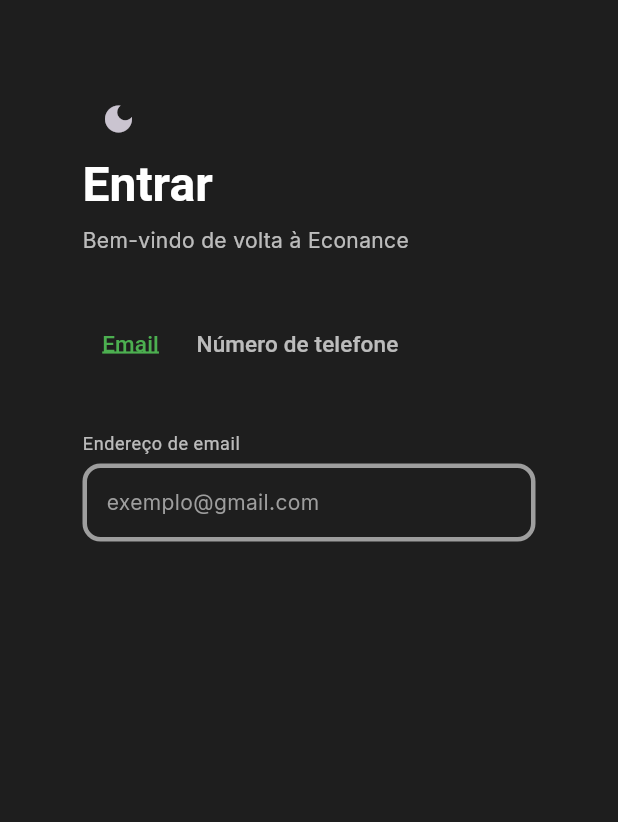
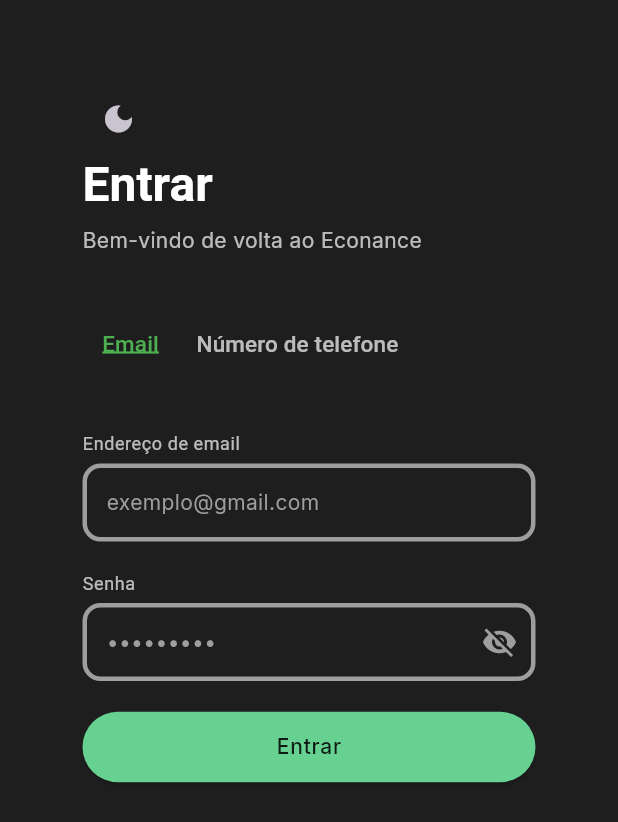
Before and after one commit to omatheusolegario/econance-app, a Flutter app: the Login screen opened by its route, on a phone screen of 412 x 824 dp. Shown: the top 822 px of the screen. Run offline on Flutter 3.47's test engine with Material 3 defaults, Android fonts, the phone set to English and light mode, and no system bars; our stand-ins replace carousel_slider, firebase_auth, firebase_core, google_fonts, mask_text_input_formatter; accounts and stored records are empty.

Commit message:
translating login screen

```diff
--- a/lib/l10n/app_en.arb
+++ b/lib/l10n/app_en.arb
@@ -12,5 +12,7 @@
   "emailaddress": "Email address",
   "emailinput": "Enter your email",
   "phoneinput": "Enter your phone number",
-  "templateemail": "example@gmail.com"
+  "templateemail": "example@gmail.com",
+  "password": "Password",
+  "passwordinput": "•••••••••"
 }
--- a/lib/l10n/app_localizations.dart
+++ b/lib/l10n/app_localizations.dart
@@ -178,6 +178,18 @@ abstract class AppLocalizations {
   /// In en, this message translates to:
   /// **'example@gmail.com'**
   String get templateemail;
+
+  /// No description provided for @password.
+  ///
+  /// In en, this message translates to:
+  /// **'Password'**
+  String get password;
+
+  /// No description provided for @passwordinput.
+  ///
+  /// In en, this message translates to:
+  /// **'•••••••••'**
+  String get passwordinput;
 }
 
 class _AppLocalizationsDelegate extends LocalizationsDelegate<AppLocalizations> {
--- a/lib/l10n/app_localizations_en.dart
+++ b/lib/l10n/app_localizations_en.dart
@@ -49,4 +49,10 @@ class AppLocalizationsEn extends AppLocalizations {
 
   @override
   String get templateemail => 'example@gmail.com';
+
+  @override
+  String get password => 'Password';
+
+  @override
+  String get passwordinput => '•••••••••';
 }
--- a/lib/l10n/app_pt.arb
+++ b/lib/l10n/app_pt.arb
@@ -7,10 +7,12 @@
   "carousel2": "Acesse insights poderosos sobre seu dinheiro e tome decisões mais inteligentes todos os dias.",
   "carousel3": "Tenha o controle total das suas finanças na palma da mão, onde quer que você esteja.",
   "screenlogin": "",
-  "welcomeBack": "Bem-vindo de volta à Econance",
+  "welcomeBack": "Bem-vindo de volta ao Econance",
   "phonenumber": "Número de telefone",
   "emailaddress": "Endereço de email",
   "emailinput": "Digite seu email",
   "phoneinput": "Digite seu número de telefone",
-  "templateemail": "exemplo@gmail.com"
+  "templateemail": "exemplo@gmail.com",
+  "password": "Senha",
+  "passwordinput": "•••••••••"
 }
--- a/lib/login.dart
+++ b/lib/login.dart
@@ -3,6 +3,8 @@ import 'package:provider/provider.dart';
 import 'theme_manager.dart';
 import 'l10n/app_localizations.dart';
 import 'package:mask_text_input_formatter/mask_text_input_formatter.dart';
+import 'package:firebase_auth/firebase_auth.dart';
+import 'register_verification.dart';
 
 class Login extends StatefulWidget {
   const Login({super.key});
@@ -13,8 +15,9 @@ class Login extends StatefulWidget {
 
 class _LoginState extends State<Login> {
   bool isEmailSelected = true;
-
+  bool _obscurePassword = true;
   final fieldText = TextEditingController();
+  final passwordController = TextEditingController();
 
   final phoneFormatter = MaskTextInputFormatter(
     mask: '+## ## #####-####',
@@ -22,14 +25,42 @@ class _LoginState extends State<Login> {
     type: MaskAutoCompletionType.eager,
   );
 
+  void clearText() {
+    fieldText.clear();
+  }
+
+
+  Future<void> signInWithEmail() async {
+    try {
+      final userCredential = await FirebaseAuth.instance.signInWithEmailAndPassword(
+        email: fieldText.text.trim(),
+        password: passwordController.text.trim(),
+      );
+
+      final user = userCredential.user!;
+      if (!user.emailVerified) {
+        Navigator.push(
+          context,
+          MaterialPageRoute(builder: (_) => VerificationPage(user: user)),
+        );
+      } else {
+        ScaffoldMessenger.of(context).showSnackBar(
+          const SnackBar(content: Text('Login realizado com sucesso!')),
+        );
+
+        Navigator.pushReplacementNamed(context, '/');
+      }
+    } on FirebaseAuthException catch (e) {
+      ScaffoldMessenger.of(context).showSnackBar(
+        SnackBar(content: Text(e.message ?? 'Erro ao logar')),
+      );
+    }
+  }
   @override
   Widget build(BuildContext context) {
     final themeManager = Provider.of<ThemeManager>(context);
     final theme = Theme.of(context);
 
-    void clearText() {
-      fieldText.clear();
-    }
 
     return Scaffold(
       backgroundColor: theme.scaffoldBackgroundColor,
@@ -157,6 +188,81 @@ class _LoginState extends State<Login> {
                   ),
                 ),
               ),
+              const SizedBox(height: 20),
+                Text(
+                  AppLocalizations.of(context)!.password,
+                  style: theme.textTheme.bodySmall?.copyWith(
+                    color: theme.textTheme.bodyMedium?.color,
+                  ),
+                ),
+                const SizedBox(height: 5),
+
+                TextField(
+                  controller: passwordController,
+                  obscureText: _obscurePassword,
+                  style:  theme.textTheme.bodyMedium?.copyWith(
+                    fontWeight: FontWeight.bold,
+                  ),
+                  decoration: InputDecoration(
+                    hintText: AppLocalizations.of(context)!.passwordinput,
+                    hintStyle: theme.textTheme.bodyMedium?.copyWith(
+                      color: Colors.grey,
+                    ),
+                      border: OutlineInputBorder(
+                        borderRadius: BorderRadius.circular(12),
+                        borderSide: BorderSide(color: Colors.grey, width: 5),
+                      ),
+                      enabledBorder: OutlineInputBorder(
+                        borderRadius: BorderRadius.circular(12),
+                        borderSide: BorderSide(color: Colors.grey, width: 3),
+                      ),
+                      focusedBorder: OutlineInputBorder(
+                        borderRadius: BorderRadius.circular(12),
+                        borderSide: BorderSide(color: Colors.green, width: 5),
+                      ),
+                      suffixIcon: IconButton(
+                          icon: Icon(
+                            _obscurePassword ? Icons.visibility_off : Icons.visibility,
+                            color: Colors.grey,
+                          ),
+                          onPressed: () {
+                            setState(() {
+                              _obscurePassword = !_obscurePassword;
+                            });
+                          },
+                      ),
+                  ),
+                ),
+              const SizedBox(height: 20),
+
+              SizedBox(
+                width: double.infinity,
+                child: ElevatedButton(
+                  style: ElevatedButton.styleFrom(
+                    backgroundColor: Theme.of(context).primaryColor,
+                    foregroundColor:
+                        Theme.of(context).brightness == Brightness.dark
+                        ? Colors.white
+                        : Colors.black,
+                    shape: RoundedRectangleBorder(
+                      borderRadius: BorderRadius.circular(30),
+                    ),
+                    padding: const EdgeInsets.symmetric(vertical: 14),
+                  ),
+                  onPressed: () {
+                    if (isEmailSelected) {
+                      signInWithEmail();
+                    } else {
+                      //signInWithPhone();
+                    }
+                  },
+                  child: Text(AppLocalizations.of(context)!.login,
+                    style: Theme.of(context).textTheme.labelMedium?.copyWith(
+                      color: null,
+                    ),
+                  ),
+                ),
+              ),
             ],
           ),
         ),
```
Also changed, not shown: lib/l10n/app_localizations_pt.dart (+7 -1 lines).
